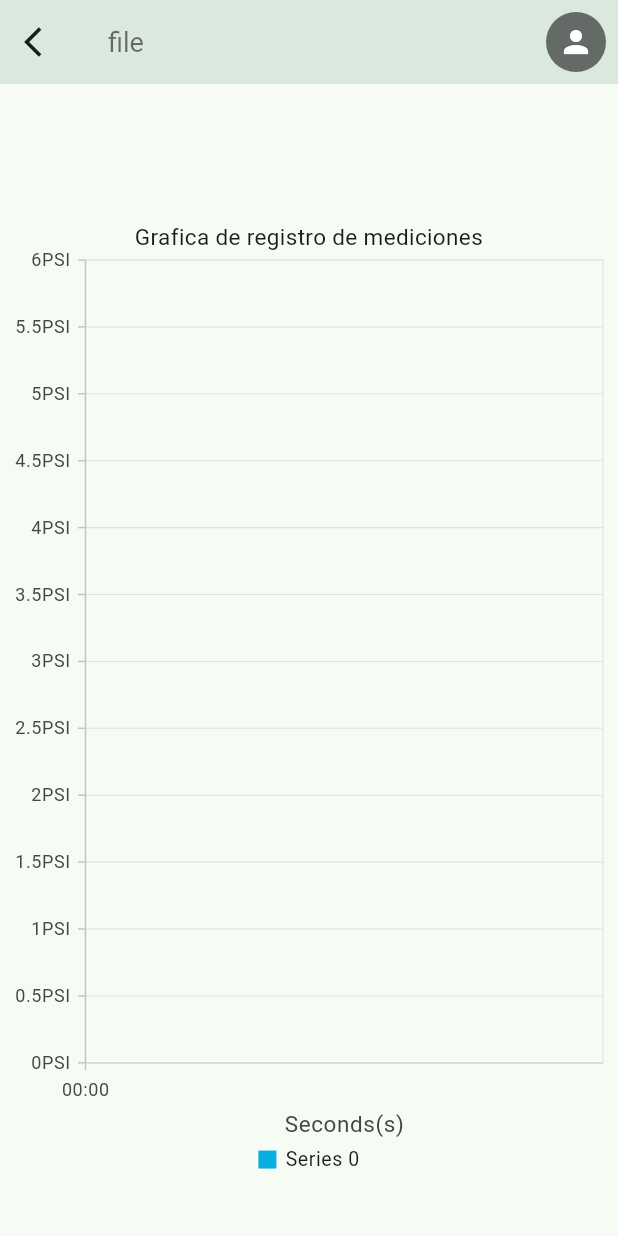
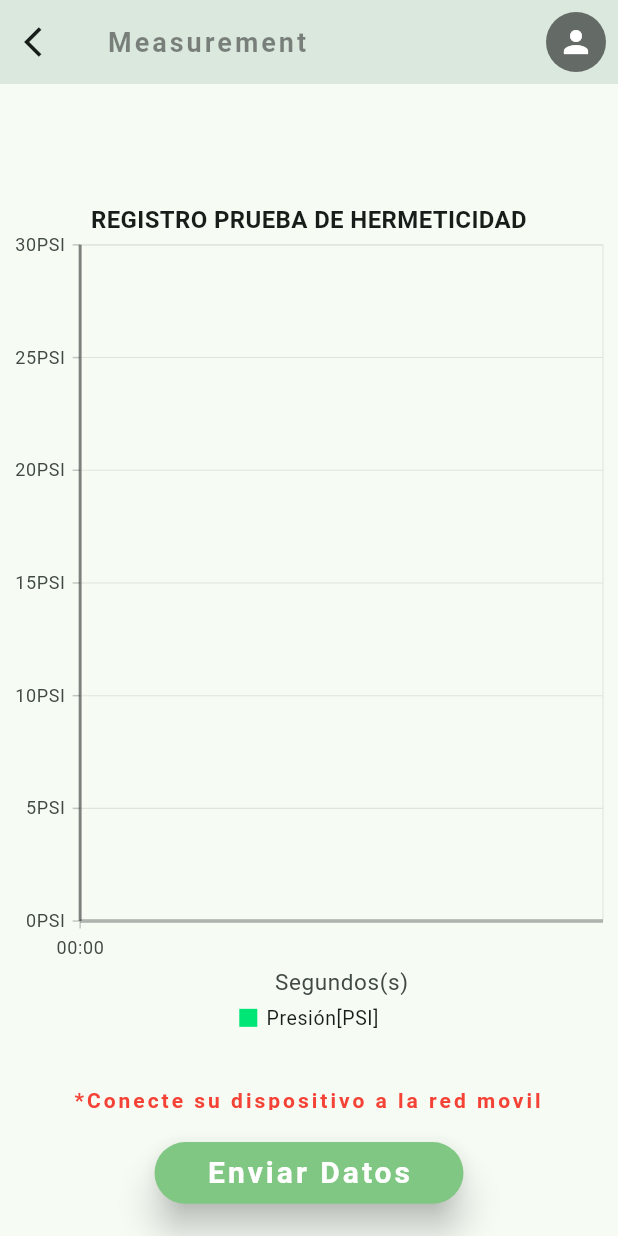
Before and after one commit to IngAndresRincon/HermeticidadAPP, a Flutter app: the FilePage screen opened by its route, on a phone screen of 412 x 824 dp. Run offline on Flutter 3.47's test engine with Material 2 defaults, Android fonts, the phone set to English and light mode, and no system bars; our stand-ins replace fluttertoast, shared_preferences, syncfusion_flutter_charts; accounts and stored records are empty.

Commit message:
Boton de Enviar datos en show_file_page y detalles visuales a graficas

```diff
--- a/lib/Page/home_page.dart
+++ b/lib/Page/home_page.dart
@@ -286,7 +286,6 @@ class ScreenOverlaySchedules extends StatefulWidget {
 class _ScreenOverlaySchedulesState extends State<ScreenOverlaySchedules> {
   late List<dynamic> dynamicList = [];
   late List<dynamic> colorList = [];
-  var texto = "Hola";
   @override
   void initState() {
     super.initState();
--- a/lib/Page/show_file_page.dart
+++ b/lib/Page/show_file_page.dart
@@ -1,6 +1,8 @@
 import 'package:flutter/material.dart';
 import 'package:hermeticidadapp/Models/models.dart';
 import 'package:hermeticidadapp/Tools/complements.dart';
+import 'package:hermeticidadapp/Tools/functions.dart';
+import 'package:hermeticidadapp/Widgets/elevate_button.dart';
 import 'package:http/http.dart' as http;
 import 'dart:developer' as developer;
 import 'package:intl/intl.dart';
@@ -31,6 +33,7 @@ class _FilePageState extends State<FilePage> {
         enableDoubleTapZooming: true,
         enableSelectionZooming: true,
         enablePanning: true,
+        zoomMode: ZoomMode.x
         //maximumZoomLevel: 0.3
         );
     super.initState();
@@ -47,25 +50,95 @@ class _FilePageState extends State<FilePage> {
     widget.storage.writeFileData(response.body);
   }
 
+  void sendFileApi() {
+    showDialogLoad(context);
+    String fileContFormat = fileContentData
+        .replaceAll("Registro de mediciones\n", "")
+        .replaceAll("------Calibracion-----\n", "")
+        .replaceAll("--------Testeo--------\n", "")
+        .replaceAll(" ", "")
+        .replaceAll("][", ",")
+        .replaceAll("]\n", ";")
+        .replaceAll("[", "");
+    developer.log(fileContFormat);
+    String fileUrl =
+        'http://${controllerIp.text}:${controllerPort.text}/api/POSTsubirArchivo';
+    postFile(fileUrl, fileContFormat).then((value) {
+      Navigator.pop(context);
+      if (value) {
+        showMessageTOAST(context, "Archivo enviado", Colors.green);
+      } else {
+        showMessageTOAST(context,
+            "Error, Conectese a la red movil e intente de nuevo", Colors.green);
+      }
+    });
+  }
+
   Widget _extendedGraph() {
     return SfCartesianChart(
-      title: ChartTitle(text: 'Grafica de registro de mediciones'),
-      legend: Legend(isVisible: true),
+      title: ChartTitle(
+          text: 'REGISTRO PRUEBA DE HERMETICIDAD',
+          textStyle:
+              const TextStyle(fontSize: 16, fontWeight: FontWeight.bold)),
+      legend: Legend(
+        iconBorderWidth: 2,
+        offset: const Offset(110, -80),
+        isVisible: true,
+        position: LegendPosition.bottom,
+        //alignment: ChartAlignment.center
+      ),
       tooltipBehavior: _tooltipBehavior,
       zoomPanBehavior: _zoomPanBehavior,
+      // plotAreaBorderWidth: 2,
+      // plotAreaBorderColor: Colors.black,
       primaryXAxis: DateTimeAxis(
-          title: AxisTitle(text: "Seconds(s)"),
+          axisLine: const AxisLine(width: 2, color: Colors.black45),
+          title: AxisTitle(text: "Segundos(s)"),
           edgeLabelPlacement: EdgeLabelPlacement.shift,
           intervalType: DateTimeIntervalType.seconds),
       primaryYAxis: NumericAxis(
-          labelFormat: '{value}PSI', numberFormat: NumberFormat.compact()),
+        axisLine: const AxisLine(width: 2, color: Colors.black45),
+        maximum: 30,
+        minimum: 0,
+        labelFormat: '{value}PSI',
+        //numberFormat: NumberFormat.compact()
+      ),
       series: <ChartSeries>[
-        LineSeries<ChartData, DateTime>(
+        SplineSeries<ChartData, DateTime>(
+          legendItemText: "Presión[PSI]",
           dataSource: chartData,
           xValueMapper: (ChartData data, _) => data.timeP,
           yValueMapper: (ChartData data, _) => data.value,
+          color: Colors.greenAccent.shade400,
+          width: 2,
+          opacity: 1,
+          splineType: SplineType.monotonic,
+          //dashArray: const <double>[5, 5],
         ),
       ],
+    );
+  }
+
+  Widget _sendDataButton(String text) {
+    return CustomerElevateButton(
+        onPressed: sendFileApi,
+        texto: text,
+        colorTexto: Colors.white,
+        colorButton: Colors.green.shade300,
+        height: .05,
+        width: .5);
+  }
+
+  Widget _defaultText(String text, double fontSize, Color color,
+      double letterSpacing, FontWeight fontWeight) {
+    return Text(
+      text,
+      textAlign: TextAlign.center,
+      style: TextStyle(
+          letterSpacing: letterSpacing,
+          fontSize: fontSize,
+          color: color,
+          fontWeight: fontWeight),
     );
   }
 
@@ -80,10 +153,8 @@ class _FilePageState extends State<FilePage> {
               },
               icon: const Icon(Icons.arrow_back_ios)),
           elevation: 10,
-          title: const Text(
-            "file",
-            style: TextStyle(color: Colors.black54, fontSize: 18),
-          ),
+          title: _defaultText(
+              "Measurement", 18, Colors.black45, 2, FontWeight.bold),
           actions: const [
             Padding(
               padding: EdgeInsets.all(8.0),
@@ -106,9 +177,17 @@ class _FilePageState extends State<FilePage> {
               width: getScreenSize(context).width,
             ),
             SizedBox(
-                height: getScreenSize(context).height * .8,
+                height: getScreenSize(context).height * .7,
                 width: getScreenSize(context).width,
                 child: _extendedGraph()),
+            SizedBox(
+                height: getScreenSize(context).height * .02,
+                child: _defaultText("*Conecte su dispositivo a la red movil",
+                    14, Colors.red, 2, FontWeight.bold)),
+            SizedBox(
+                height: getScreenSize(context).height * .05,
+                //width: getScreenSize(context).width,
+                child: _sendDataButton("Enviar Datos"))
           ],
         ));
   }
```
Also changed, not shown: lib/Page/test_page.dart (+27 -13 lines), lib/Tools/complements.dart (line endings or trailing spaces). Lines whose indentation alone changed are shown as unchanged.
